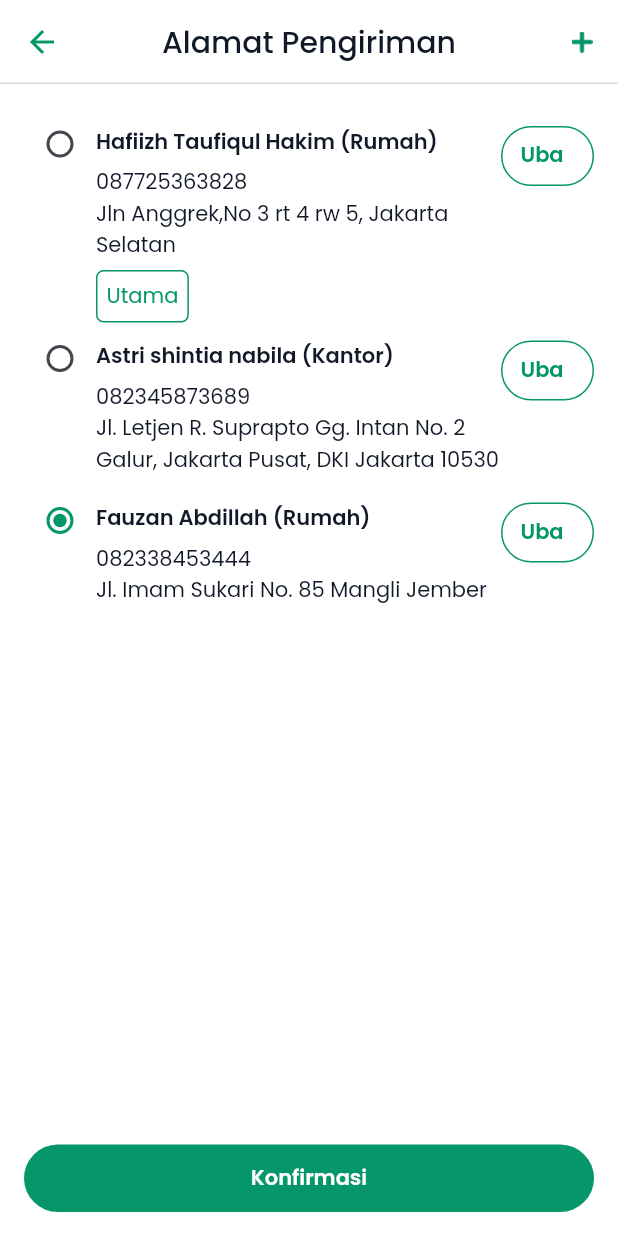
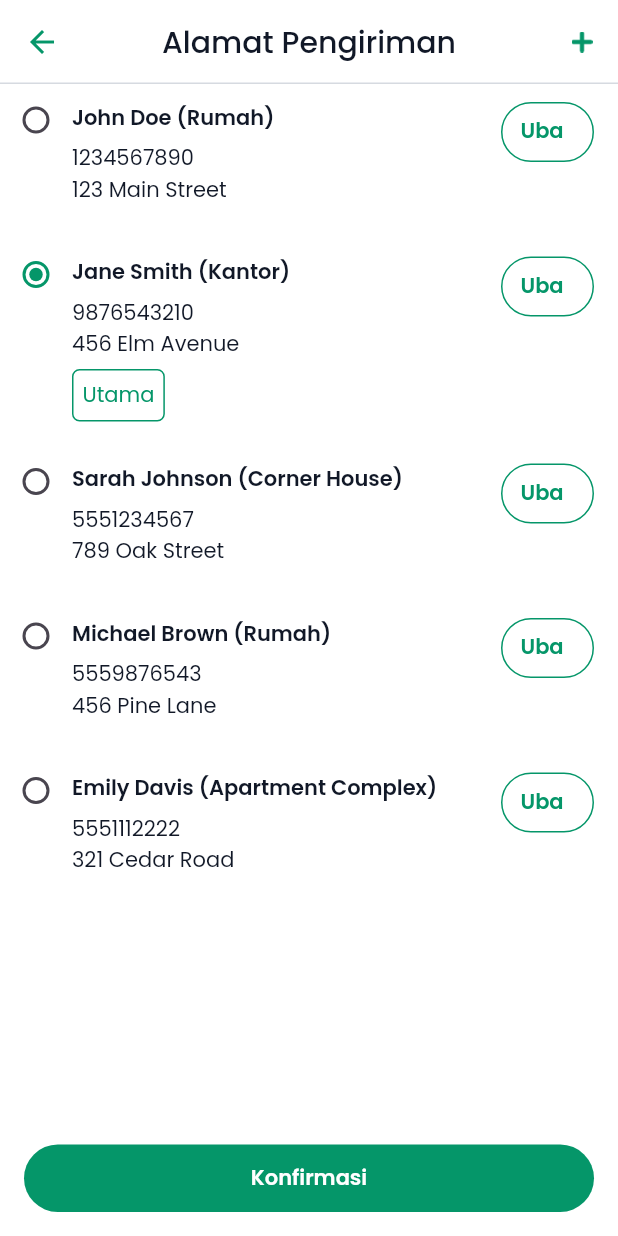
Before and after one commit to Ecowave-Alterra/ecowave-flutter, a Flutter app: the PaymentDetailPage screen opened directly, after a tap on "Ganti", on a phone screen of 412 x 824 dp. Run offline on Flutter 3.47's test engine with Material 2 defaults, Android fonts, the phone set to English and light mode, and no system bars; our stand-ins replace another_flushbar, carousel_slider, dartz, equatable, file_picker, flutter_bloc and 6 more; network calls fail.

Commit message:
[FL-036] Get Address With Dummy Data (#37)
* success get adrresses with dummy data

* update on event

* update datasource

```diff
--- a/lib/core/utils/providers.dart
+++ b/lib/core/utils/providers.dart
@@ -1,10 +1,9 @@
 import 'package:ecowave/core/utils/injector.dart' as di;
-import 'package:ecowave/features/payment/bloc/payment_deadline_bloc.dart';
+import 'package:ecowave/features/payment/bloc/address/address_bloc.dart';
 import 'package:flutter_bloc/flutter_bloc.dart';
 
 class Providers {
   static final List<BlocProvider> init = [
-    BlocProvider<PaymentDeadlineBloc>(
-        create: (context) => di.locator<PaymentDeadlineBloc>()),
+    BlocProvider<AddressBloc>(create: (context) => di.locator<AddressBloc>()),
   ];
 }
--- /dev/null
+++ b/lib/features/payment/bloc/address/address_bloc.dart
@@ -0,0 +1,24 @@
+import 'package:equatable/equatable.dart';
+import 'package:flutter_bloc/flutter_bloc.dart';
+
+import 'package:ecowave/features/payment/model/entity/address_entity.dart';
+import 'package:ecowave/features/payment/model/repository/address_repository.dart';
+
+part 'address_event.dart';
+part 'address_state.dart';
+
+class AddressBloc extends Bloc<AddressEvent, AddressState> {
+  final AddressRepository repository;
+
+  AddressBloc(
+    this.repository,
+  ) : super(AddressInitial()) {
+    on<GetAddressesEvent>((event, emit) async {
+      final response = await repository.getaddreses();
+      response.fold(
+        (failed) => emit(AddressFailed(meesage: failed)),
+        (result) => emit(AddressSuccess(data: result)),
+      );
+    });
+  }
+}
--- /dev/null
+++ b/lib/features/payment/bloc/address/address_event.dart
@@ -0,0 +1,10 @@
+part of 'address_bloc.dart';
+
+abstract class AddressEvent extends Equatable {
+  const AddressEvent();
+
+  @override
+  List<Object> get props => [];
+}
+
+class GetAddressesEvent extends AddressEvent {}
--- /dev/null
+++ b/lib/features/payment/bloc/address/address_state.dart
@@ -0,0 +1,28 @@
+part of 'address_bloc.dart';
+
+abstract class AddressState extends Equatable {
+  const AddressState();
+
+  @override
+  List<Object> get props => [];
+}
+
+class AddressInitial extends AddressState {}
+
+class AddressLoading extends AddressState {}
+
+class AddressSuccess extends AddressState {
+  final List<AddressEntity> data;
+
+  const AddressSuccess({
+    required this.data,
+  });
+}
+
+class AddressFailed extends AddressState {
+  final String meesage;
+
+  const AddressFailed({
+    required this.meesage,
+  });
+}
--- a/lib/features/payment/bloc/payment_deadline_bloc.dart
+++ /dev/null
@@ -1,23 +0,0 @@
-import 'package:flutter_bloc/flutter_bloc.dart';
-
-class PaymentDeadlineBloc extends Bloc<DateTime, Duration> {
-  PaymentDeadlineBloc() : super(Duration.zero) {
-    on<DateTime>((event, emit) {
-      // final DateTime targetTime = event;
-
-      // Duration remainingTime = targetTime.difference(DateTime.now());
-      // if (remainingTime.isNegative) {
-      //   remainingTime = Duration.zero;
-      // }
-
-      // Timer.periodic(const Duration(seconds: 1), (timer) {
-      //   remainingTime = targetTime.difference(DateTime.now());
-      //   if (remainingTime.isNegative) {
-      //     remainingTime = Duration.zero;
-      //     timer.cancel();
-      //   }
-      //   emit(remainingTime);
-      // });
-    });
-  }
-}
--- /dev/null
+++ b/lib/features/payment/model/datasource/address_remote_datasource.dart
@@ -0,0 +1,88 @@
+import 'package:ecowave/features/payment/model/response/address_response_model.dart';
+
+abstract class AddressRemoteDatasource {
+  Future<List<AddressResponseModel>> getAddresses();
+}
+
+class AddressRemoteDatasourceImpl implements AddressRemoteDatasource {
+  // late Dio _dio;
+  // AddressRemoteDatasourceImpl() {
+  //   _dio = Dio();
+  // }
+
+  List dummy = [
+    {
+      "id": 1,
+      "user_id": 123,
+      "recipient": "John Doe",
+      "phone": "1234567890",
+      "address": "123 Main Street",
+      "note": "Apartment 4B",
+      "mark": "Rumah",
+      "is_primary": false,
+      "created_at": "2023-05-30T10:00:00Z",
+      "updated_at": "2023-05-30T10:00:00Z",
+      "deleted_at": null
+    },
+    {
+      "id": 2,
+      "user_id": 456,
+      "recipient": "Jane Smith",
+      "phone": "9876543210",
+      "address": "456 Elm Avenue",
+      "note": "",
+      "mark": "Kantor",
+      "is_primary": true,
+      "created_at": "2023-05-30T11:00:00Z",
+      "updated_at": "2023-05-30T11:00:00Z",
+      "deleted_at": null
+    },
+    {
+      "id": 3,
+      "user_id": 789,
+      "recipient": "Sarah Johnson",
+      "phone": "5551234567",
+      "address": "789 Oak Street",
+      "note": "",
+      "mark": "Corner House",
+      "is_primary": false,
+      "created_at": "2023-05-30T12:00:00Z",
+      "updated_at": "2023-05-30T12:00:00Z",
+      "deleted_at": null
+    },
+    {
+      "id": 4,
+      "user_id": 123,
+      "recipient": "Michael Brown",
+      "phone": "5559876543",
+      "address": "456 Pine Lane",
+      "note": "Unit 8",
+      "mark": "Rumah",
+      "is_primary": false,
+      "created_at": "2023-05-30T13:00:00Z",
+      "updated_at": "2023-05-30T13:00:00Z",
+      "deleted_at": null
+    },
+    {
+      "id": 5,
+      "user_id": 789,
+      "recipient": "Emily Davis",
+      "phone": "5551112222",
+      "address": "321 Cedar Road",
+      "note": "",
+      "mark": "Apartment Complex",
+      "is_primary": false,
+      "created_at": "2023-05-30T14:00:00Z",
+      "updated_at": "2023-05-30T14:00:00Z",
+      "deleted_at": null
+    },
+  ];
+
+  @override
+  Future<List<AddressResponseModel>> getAddresses() async {
+    // const String url = '................';
+    // final response = await _dio.get(url);
+
+    return dummy.map((e) => AddressResponseModel.fromJson(e)).toList();
+  }
+}
--- a/lib/features/payment/model/entity/address_entity.dart
+++ b/lib/features/payment/model/entity/address_entity.dart
@@ -4,7 +4,7 @@ class AddressEntity {
   final String address;
   final String markedAs;
   final String? note;
-  final bool isMain;
+  final bool isPrimary;
 
   AddressEntity({
     required this.name,
@@ -12,6 +12,6 @@ class AddressEntity {
     required this.address,
     required this.markedAs,
     this.note,
-    this.isMain = false,
+    this.isPrimary = false,
   });
 }
--- /dev/null
+++ b/lib/features/payment/model/repository/address_repository.dart
@@ -0,0 +1,26 @@
+import 'package:dartz/dartz.dart';
+
+import 'package:ecowave/features/payment/model/datasource/address_remote_datasource.dart';
+import 'package:ecowave/features/payment/model/entity/address_entity.dart';
+import 'package:ecowave/features/payment/model/response/address_response_model.dart';
+
+abstract class AddressRepository {
+  Future<Either<String, List<AddressEntity>>> getaddreses();
+}
+
+class AddressRepositoryImpl implements AddressRepository {
+  final AddressRemoteDatasource datasource;
+  AddressRepositoryImpl(this.datasource);
+
+  @override
+  Future<Either<String, List<AddressEntity>>> getaddreses() async {
+    try {
+      final List<AddressResponseModel> response =
+          await datasource.getAddresses();
+
+      return Right(response.map((e) => e.toEntity()).toList());
+    } catch (e) {
+      return Left(e.toString());
+    }
+  }
+}
--- a/lib/features/payment/view/pages/payment_detail_page.dart
+++ b/lib/features/payment/view/pages/payment_detail_page.dart
@@ -1,5 +1,5 @@
 import 'package:ecowave/core.dart';
-import 'package:ecowave/features/payment/model/entity/address_entity.dart';
+import 'package:ecowave/features/payment/bloc/address/address_bloc.dart';
 import 'package:ecowave/features/payment/model/entity/payment_info.dart';
 import 'package:ecowave/features/payment/model/entity/voucher_entity.dart';
 import 'package:ecowave/features/payment/view/pages/payment_page.dart';
@@ -14,12 +14,15 @@ import 'package:ecowave/features/payment/view/widgets/checkout_setting_switch.da
 import 'package:ecowave/features/payment/view/widgets/payment_info_widget.dart';
 import 'package:ecowave/features/payment/view/widgets/selected_product_card.dart';
 import 'package:flutter/material.dart';
+import 'package:flutter_bloc/flutter_bloc.dart';
 
 class PaymentDetailPage extends StatelessWidget {
   const PaymentDetailPage({super.key});
 
   @override
   Widget build(BuildContext context) {
+    context.read<AddressBloc>().add(GetAddressesEvent());
+
     final VoucherEntity selectedVoucher = VoucherEntity(
       name: "Gratis Ongkir",
       discount: -10000,
@@ -29,12 +32,6 @@ class PaymentDetailPage extends StatelessWidget {
       termCondition: "Min. Blj Rp 0",
       type: "Amount",
     );
-    final AddressEntity currentAddress = AddressEntity(
-      name: "Fauzan Abdillah",
-      phoneNumber: "082338453444",
-      address: "Jl. Imam Sukari No. 85 Mangli Jember",
-      markedAs: "Rumah",
-    );
 
     return Scaffold(
       appBar: AppBar(
@@ -42,11 +39,28 @@ class PaymentDetailPage extends StatelessWidget {
       ),
       body: ListView(
         children: [
-          AddressInfoWidget(
-            addressEntity: currentAddress,
-            onChangeTap: () => context.push(ShippingAddressPage(
-              currentAddress: currentAddress,
-            )),
+          BlocBuilder<AddressBloc, AddressState>(
+            builder: (context, state) {
+              if (state is AddressLoading) {
+                return const EcoLoading();
+              } else if (state is AddressFailed) {
+                return EcoError(
+                  errorMessage: state.meesage,
+                  onRetry: () {},
+                );
+              } else if (state is AddressSuccess) {
+                return AddressInfoWidget(
+                  addressEntity:
+                      state.data.where((element) => element.isPrimary).first,
+                  onChangeTap: () => context.push(ShippingAddressPage(
+                    currentAddress:
+                        state.data.where((element) => element.isPrimary).first,
+                  )),
+                );
+              } else {
+                return Container();
+              }
+            },
           ),
           const Divider(),
           Padding(
--- a/lib/features/payment/view/pages/shipping_address_page.dart
+++ b/lib/features/payment/view/pages/shipping_address_page.dart
@@ -1,7 +1,10 @@
 import 'package:ecowave/core.dart';
+import 'package:ecowave/features/address/view/pages/add_adress_page.dart';
+import 'package:ecowave/features/payment/bloc/address/address_bloc.dart';
 import 'package:ecowave/features/payment/model/entity/address_entity.dart';
 import 'package:ecowave/features/payment/view/widgets/shipping_address_card.dart';
 import 'package:flutter/material.dart';
+import 'package:flutter_bloc/flutter_bloc.dart';
 
 class ShippingAddressPage extends StatelessWidget {
   final AddressEntity currentAddress;
@@ -14,35 +17,13 @@ class ShippingAddressPage extends StatelessWidget {
   @override
   Widget build(BuildContext context) {
     String? selectedOption = currentAddress.address;
-    final List<AddressEntity> addresses = [
-      AddressEntity(
-        name: "Hafiizh Taufiqul Hakim",
-        phoneNumber: "087725363828",
-        address: "Jln Anggrek,No 3 rt 4 rw 5, Jakarta Selatan",
-        markedAs: "Rumah",
-        isMain: true,
-      ),
-      AddressEntity(
-        name: "Astri shintia nabila",
-        phoneNumber: "082345873689",
-        address:
-            "Jl. Letjen R. Suprapto Gg. Intan No. 2 Galur, Jakarta Pusat, DKI Jakarta 10530",
-        markedAs: "Kantor",
-      ),
-      AddressEntity(
-        name: "Fauzan Abdillah",
-        phoneNumber: "082338453444",
-        address: "Jl. Imam Sukari No. 85 Mangli Jember",
-        markedAs: "Rumah",
-      ),
-    ];
 
     return Scaffold(
       appBar: AppBar(
         title: const Text("Alamat Pengiriman"),
         actions: [
           IconButton(
-            onPressed: () {},
+            onPressed: () => context.push(const AddressAddPage()),
             icon: const ImageIcon(
               AppIcons.add,
               size: 14.0,
@@ -51,13 +32,22 @@ class ShippingAddressPage extends StatelessWidget {
         ],
       ),
       body: ListView(
-        padding: const EdgeInsets.all(AppSizes.primary),
         children: [
-          StatefulBuilder(
+          BlocBuilder<AddressBloc, AddressState>(
+            builder: (context, state) {
+              if (state is AddressLoading) {
+                return const EcoLoading();
+              } else if (state is AddressFailed) {
+                return EcoError(
+                  errorMessage: state.meesage,
+                  onRetry: () {},
+                );
+              } else if (state is AddressSuccess) {
+                return StatefulBuilder(
                   builder: (context, changeState) {
                     return Column(
                       crossAxisAlignment: CrossAxisAlignment.start,
-                children: addresses
+                      children: state.data
                           .map(
                             (paymentMethod) => ShippingAddressCard(
                               selectedOption: selectedOption,
@@ -71,6 +61,11 @@ class ShippingAddressPage extends StatelessWidget {
                           .toList(),
                     );
                   },
+                );
+              } else {
+                return Container();
+              }
+            },
           ),
         ],
       ),
@@ -79,7 +74,7 @@ class ShippingAddressPage extends StatelessWidget {
         child: EcoFormButton(
           height: 45.0,
           label: "Konfirmasi",
-          onPressed: () {},
+          onPressed: () => context.pop(),
         ),
       ),
     );
--- a/lib/features/payment/view/widgets/shipping_address_card.dart
+++ b/lib/features/payment/view/widgets/shipping_address_card.dart
@@ -16,10 +16,11 @@ class ShippingAddressCard extends StatelessWidget {
 
   @override
   Widget build(BuildContext context) {
-    return Row(
-      children: [
-        GestureDetector(
+    return InkWell(
       onTap: onTap,
+      child: Container(
+        padding: const EdgeInsets.only(right: AppSizes.primary),
+        margin: const EdgeInsets.only(bottom: AppSizes.primary),
         child: Row(
           crossAxisAlignment: CrossAxisAlignment.start,
           mainAxisAlignment: MainAxisAlignment.spaceBetween,
@@ -51,7 +52,7 @@ class ShippingAddressCard extends StatelessWidget {
                         Text(addressEntity.phoneNumber),
                         Text(addressEntity.address),
                         6.0.height,
-                          if (addressEntity.isMain)
+                        if (addressEntity.isPrimary)
                           Container(
                             decoration: BoxDecoration(
                               borderRadius: BorderRadius.circular(5.0),
@@ -91,7 +92,6 @@ class ShippingAddressCard extends StatelessWidget {
           ],
         ),
       ),
-      ],
     );
   }
 }
--- a/pubspec.yaml
+++ b/pubspec.yaml
@@ -23,6 +23,9 @@ dependencies:
   flutter_rating_bar: ^4.0.1
   flutter_switch: ^0.3.2
   file_picker: ^5.3.1
+  dartz: ^0.10.1
+  dio: ^5.1.2
+  equatable: ^2.0.5
 
 flutter_launcher_icons:
   android: "launcher_icon"
```
Also changed, not shown: lib/core/utils/injector.dart (+10 -4 lines), lib/features/payment/model/response/address_response_model.dart (added, +81 -0 lines), pubspec.lock. Lines whose indentation alone changed are shown as unchanged.
